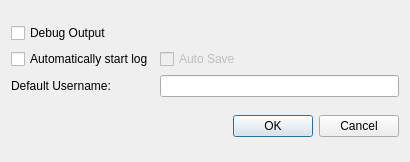
Above: designer/BeeDrawOptionsUi.ui from skitzycat/beedraw before the change. Below: the same form after it.
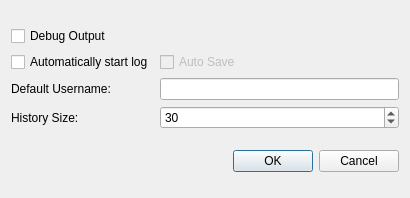
That is the form after the change.

Commit message: new history system seems to be interacting with network sessions correctly

Diff of the .ui file:
```diff
--- a/designer/BeeDrawOptionsUi.ui
+++ b/designer/BeeDrawOptionsUi.ui
@@ -6,7 +6,7 @@
     <x>0</x>
     <y>0</y>
     <width>410</width>
-    <height>162</height>
+    <height>198</height>
    </rect>
   </property>
   <property name="windowTitle" >
@@ -53,6 +53,20 @@
        </property>
       </widget>
      </item>
+     <item row="3" column="0" >
+      <widget class="QLabel" name="label_2" >
+       <property name="text" >
+        <string>History Size:</string>
+       </property>
+      </widget>
+     </item>
+     <item row="3" column="1" >
+      <widget class="QSpinBox" name="history_size_box" >
+       <property name="value" >
+        <number>30</number>
+       </property>
+      </widget>
+     </item>
     </layout>
    </item>
    <item>
@@ -61,7 +75,7 @@
       <enum>Qt::Horizontal</enum>
      </property>
      <property name="standardButtons" >
-      <set>QDialogButtonBox::Cancel|QDialogButtonBox::NoButton|QDialogButtonBox::Ok</set>
+      <set>QDialogButtonBox::Cancel|QDialogButtonBox::Ok</set>
      </property>
     </widget>
    </item>
```
The commit also changes 11 other files.
